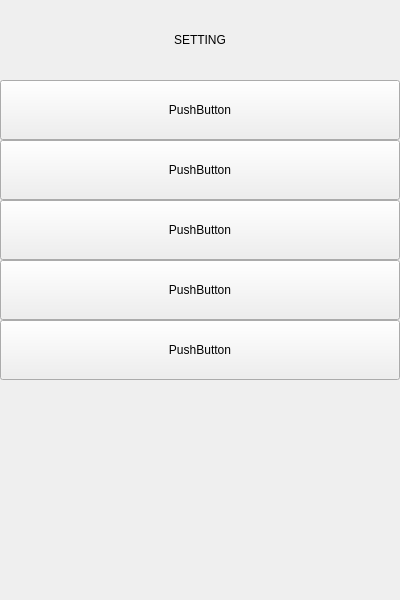
tianen1573/QT, file Qtttttt/testTransparentWindow3/ui/widget/WidgetSettingMain.ui: the form before one commit.
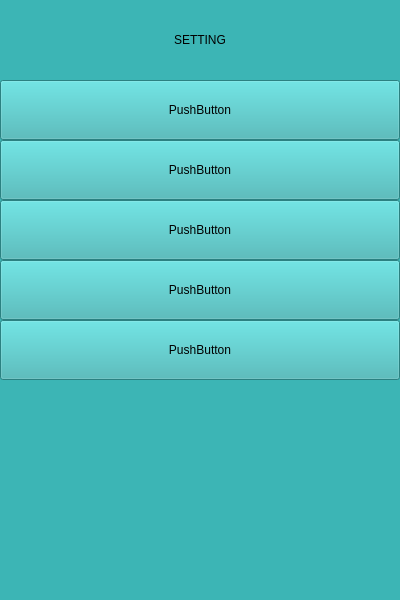
The form after the commit.

Patch:
```diff
--- a/Qtttttt/testTransparentWindow3/ui/widget/WidgetSettingMain.ui
+++ b/Qtttttt/testTransparentWindow3/ui/widget/WidgetSettingMain.ui
@@ -19,6 +19,9 @@
   <property name="windowTitle">
    <string>Form</string>
   </property>
+  <property name="styleSheet">
+   <string notr="true">background-color: rgb(60, 181, 181);</string>
+  </property>
   <layout class="QVBoxLayout" name="verticalLayout">
    <property name="spacing">
     <number>0</number>
```
